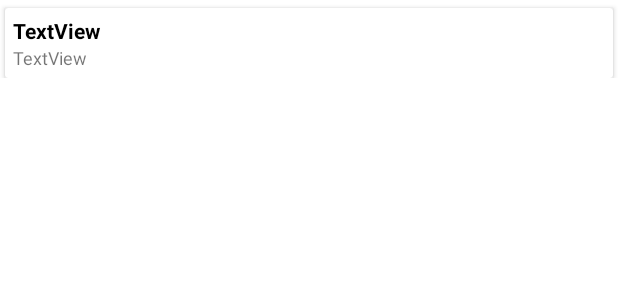
After one commit to Splicer97/Bluetooth-Android-Monitor, an Android app: the layout list_item.xml on its own in the app's theme, with its tools: preview values and no code run, on a phone screen of 412 x 824 dp. The commit adds this screen. Shown: the top 300 px of the screen. Run offline under Robolectric (Android 15) with nearby library versions, the phone set to English and light mode, and no system bars.

Commit message:
lesson_2

```diff
--- a/app/build.gradle
+++ b/app/build.gradle
@@ -29,11 +29,14 @@ android {
     kotlinOptions {
         jvmTarget = '1.8'
     }
+    buildFeatures {
+        viewBinding true
+    }
 }
 
 dependencies {
 
-    implementation 'androidx.core:core-ktx:1.7.0'
+    implementation 'androidx.core:core-ktx:1.8.0'
     implementation 'androidx.appcompat:appcompat:1.4.2'
     implementation 'com.google.android.material:material:1.6.1'
     implementation 'androidx.constraintlayout:constraintlayout:2.1.4'
--- /dev/null
+++ b/app/src/main/res/layout/list_item.xml
@@ -0,0 +1,40 @@
+<?xml version="1.0" encoding="utf-8"?>
+<androidx.constraintlayout.widget.ConstraintLayout xmlns:android="http://schemas.android.com/apk/res/android"
+    xmlns:app="http://schemas.android.com/apk/res-auto"
+    android:layout_width="match_parent"
+    android:layout_height="wrap_content">
+
+    <androidx.cardview.widget.CardView
+        android:layout_width="0dp"
+        android:layout_height="wrap_content"
+        android:layout_marginStart="3dp"
+        android:layout_marginTop="5dp"
+        android:layout_marginEnd="3dp"
+        app:layout_constraintBottom_toBottomOf="parent"
+        app:layout_constraintEnd_toEndOf="parent"
+        app:layout_constraintStart_toStartOf="parent"
+        app:layout_constraintTop_toTopOf="parent">
+
+        <LinearLayout
+            android:layout_width="match_parent"
+            android:layout_height="match_parent"
+            android:orientation="vertical"
+            android:padding="5dp">
+
+            <TextView
+                android:id="@+id/tvName"
+                android:layout_width="match_parent"
+                android:layout_height="wrap_content"
+                android:text="TextView"
+                android:textColor="#000000"
+                android:textStyle="bold" />
+
+            <TextView
+                android:id="@+id/tvMac"
+                android:layout_width="match_parent"
+                android:layout_height="wrap_content"
+                android:text="TextView"
+                android:textSize="12sp" />
+        </LinearLayout>
+    </androidx.cardview.widget.CardView>
+</androidx.constraintlayout.widget.ConstraintLayout>
```
Also changed, not shown: app/src/main/java/com/splicer/bluetothandroidmonitor/ListItem.kt (added, +7 -0 lines), app/src/main/java/com/splicer/bluetothandroidmonitor/MainActivity.kt (+13 -3 lines), app/src/main/java/com/splicer/bluetothandroidmonitor/RcAdapter.kt (added, +45 -0 lines), app/src/main/res/layout/activity_main.xml (+5 -5 lines).
